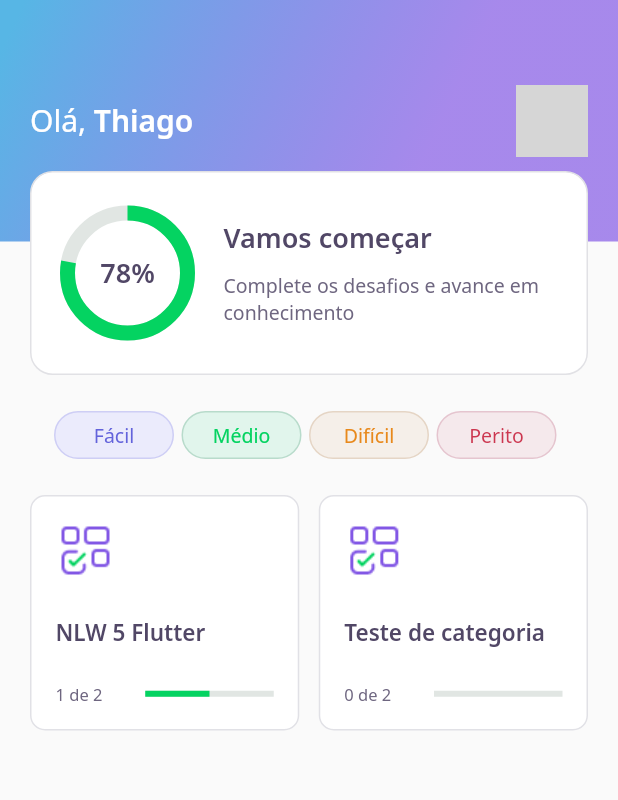
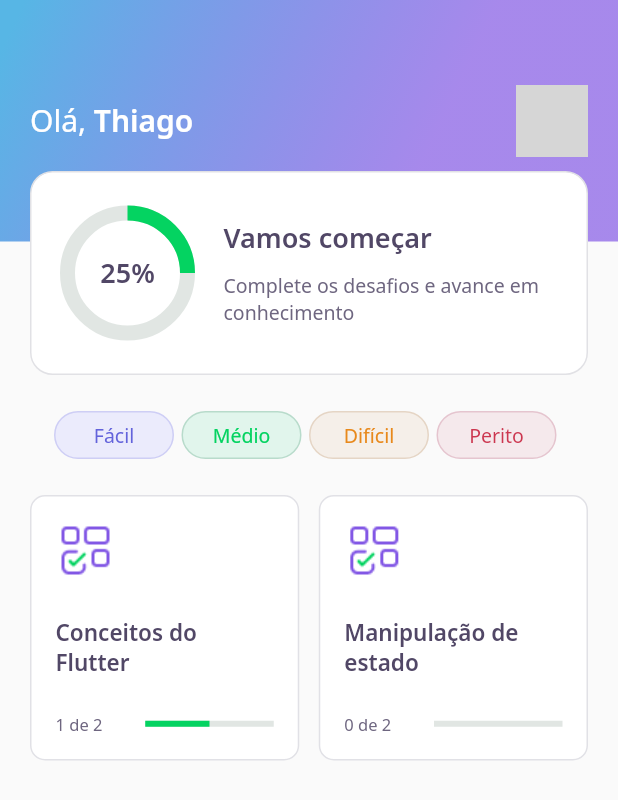
Before and after one commit to suricat89/devquiz_nlw5, a Flutter app: the screen it shows after launch, on a phone screen of 412 x 824 dp. Shown: the top 800 px of the screen. Run offline on Flutter 3.47's test engine with Material 2 defaults, Android fonts, the phone set to English and light mode, and no system bars; our stand-ins replace google_fonts, share_plus; accounts and stored records are empty; network calls fail; grey boxes are pictures that could not be loaded.

Commit message:
feat: Aula 5
Finalização das telas

```diff
--- a/assets/database/quizzes.json
+++ b/assets/database/quizzes.json
@@ -1,6 +1,6 @@
 [
   {
-    "title": "NLW 5 Flutter",
+    "title": "Conceitos do Flutter",
     "imagem": "blocks",
     "questionAnswered": 1,
     "level": "facil",
@@ -26,7 +26,7 @@
     ]
   },
   {
-    "title": "Teste de categoria",
+    "title": "Manipulação de estado",
     "imagem": "blocks",
     "questionAnswered": 0,
     "level": "facil",
--- a/assets/database/user.json
+++ b/assets/database/user.json
@@ -1,5 +1,5 @@
 {
   "name": "Thiago",
-  "score": 78,
+  "score": 25.0,
   "photoUrl": "https://avatars.githubusercontent.com/u/12009887?v=4"
 }
--- a/lib/challenge/challenge_controller.dart
+++ b/lib/challenge/challenge_controller.dart
@@ -4,4 +4,6 @@ class ChallengeController {
   final currentPageNotifier = ValueNotifier<int>(0);
   int get currentPage => currentPageNotifier.value;
   set currentPage(int value) => currentPageNotifier.value = value;
+
+  int rightAnswers = 0;
 }
--- a/lib/challenge/widgets/answer/answer_widget.dart
+++ b/lib/challenge/widgets/answer/answer_widget.dart
@@ -7,7 +7,7 @@ class AnswerWidget extends StatelessWidget {
   final AnswerModel answer;
   final bool isSelected;
   final bool disabled;
-  final VoidCallback onTap;
+  final ValueChanged<bool> onTap;
 
   const AnswerWidget({
     Key? key,
@@ -39,7 +39,9 @@ class AnswerWidget extends StatelessWidget {
     return IgnorePointer(
       ignoring: disabled,
       child: GestureDetector(
-        onTap: onTap,
+        onTap: () {
+          onTap(answer.isRight);
+        },
         child: Container(
           padding: const EdgeInsets.all(16),
           margin: const EdgeInsets.only(bottom: 8),
--- a/lib/core/app_colors.dart
+++ b/lib/core/app_colors.dart
@@ -12,6 +12,7 @@ class AppColors {
   static final Color chartPrimary = Color(0xFF04D361);
   static final Color overlayGrey = Color(0xFFE9E9E9);
   static final Color overlayGreen = Color(0xFF03C351);
+  static final Color overlayPurple = Color(0xFF7247D5);
 
   //Greens
   static final Color lightGreen = Color(0xFFE1F5EC);
--- a/lib/core/app_widget.dart
+++ b/lib/core/app_widget.dart
@@ -1,6 +1,4 @@
 // import 'package:DevQuiz/home/home_page.dart';
-import 'package:devquiz/challenge/challenge_page.dart';
-import 'package:devquiz/home/home_page.dart';
 import 'package:devquiz/splash/splash_page.dart';
 import 'package:flutter/material.dart';
 
@@ -9,7 +7,7 @@ class AppWidget extends StatelessWidget {
   Widget build(BuildContext context) {
     return MaterialApp(
       title: "DevQuiz",
-      home: HomePage(),
+      home: SplashPage(),
     );
   }
 }
--- a/lib/home/home_page.dart
+++ b/lib/home/home_page.dart
@@ -74,6 +74,7 @@ class _HomePageState extends State<HomePage> {
                               MaterialPageRoute(
                                 builder: (context) => ChallengePage(
                                   questions: e.questions,
+                                  title: e.title,
                                 ),
                               ),
                             );
--- a/lib/home/widgets/chart/chart_widget.dart
+++ b/lib/home/widgets/chart/chart_widget.dart
@@ -2,16 +2,41 @@ import 'package:devquiz/core/app_colors.dart';
 import 'package:devquiz/core/app_text_styles.dart';
 import 'package:flutter/material.dart';
 
-class ChartWidget extends StatelessWidget {
-  final int score;
+class ChartWidget extends StatefulWidget {
+  final double score;
   const ChartWidget({Key? key, required this.score}) : super(key: key);
+
+  @override
+  _ChartWidgetState createState() => _ChartWidgetState();
+}
+
+class _ChartWidgetState extends State<ChartWidget>
+    with SingleTickerProviderStateMixin {
+  late AnimationController _controller;
+  late Animation<double> _animation;
+
+  void _initAnimation() {
+    _controller =
+        AnimationController(vsync: this, duration: Duration(seconds: 3));
+    _animation =
+        Tween<double>(begin: 0.0, end: widget.score).animate(_controller);
+    _controller.forward();
+  }
+
+  @override
+  void initState() {
+    _initAnimation();
+    super.initState();
+  }
 
   @override
   Widget build(BuildContext context) {
     return Container(
-        height: 80,
-        width: 80,
-        child: Stack(
+      height: 80,
+      width: 80,
+      child: AnimatedBuilder(
+        animation: _animation,
+        builder: (context, _) => Stack(
           children: [
             Center(
               child: Container(
@@ -19,7 +44,7 @@ class ChartWidget extends StatelessWidget {
                 width: 80,
                 child: CircularProgressIndicator(
                   strokeWidth: 10,
-                  value: score / 100,
+                  value: _animation.value / 100,
                   backgroundColor: AppColors.chartSecondary,
                   valueColor:
                       AlwaysStoppedAnimation<Color>(AppColors.chartPrimary),
@@ -27,11 +52,14 @@ class ChartWidget extends StatelessWidget {
               ),
             ),
             Center(
-                child: Text(
-              '$score%',
-              style: AppTextStyles.heading,
-            ))
+              child: Text(
+                '${(_animation.value).toInt()}%',
+                style: AppTextStyles.heading,
+              ),
+            )
           ],
-        ));
+        ),
+      ),
+    );
   }
 }
--- a/lib/home/widgets/score_card/score_card_widget.dart
+++ b/lib/home/widgets/score_card/score_card_widget.dart
@@ -3,7 +3,7 @@ import 'package:devquiz/home/widgets/chart/chart_widget.dart';
 import 'package:flutter/material.dart';
 
 class ScoreCardWidget extends StatelessWidget {
-  final int score;
+  final double score;
   const ScoreCardWidget({Key? key, required this.score}) : super(key: key);
 
   @override
--- a/lib/shared/models/user_model.dart
+++ b/lib/shared/models/user_model.dart
@@ -3,7 +3,7 @@ import 'dart:convert';
 class UserModel {
   final String name;
   final String photoUrl;
-  final int score;
+  final double score;
 
   UserModel({
     required this.name,
--- a/pubspec.yaml
+++ b/pubspec.yaml
@@ -11,6 +11,7 @@ dependencies:
   cupertino_icons: ^1.0.2
   google_fonts: ^2.0.0
   flutter_staggered_grid_view: ^0.4.0
+  share_plus: ^2.0.1
 
 dev_dependencies:
   flutter_test:
```
Also changed, not shown: lib/challenge/challenge_page.dart (+22 -2 lines), lib/challenge/widgets/next_button/next_button_widget.dart (+20 -0 lines), lib/challenge/widgets/quiz/quiz_widget.dart (+4 -4 lines), lib/result/result_page.dart (added, +100 -0 lines), lib/splash/splash_page.dart (+12 -4 lines), assets/images/trophy.png, pubspec.lock.
